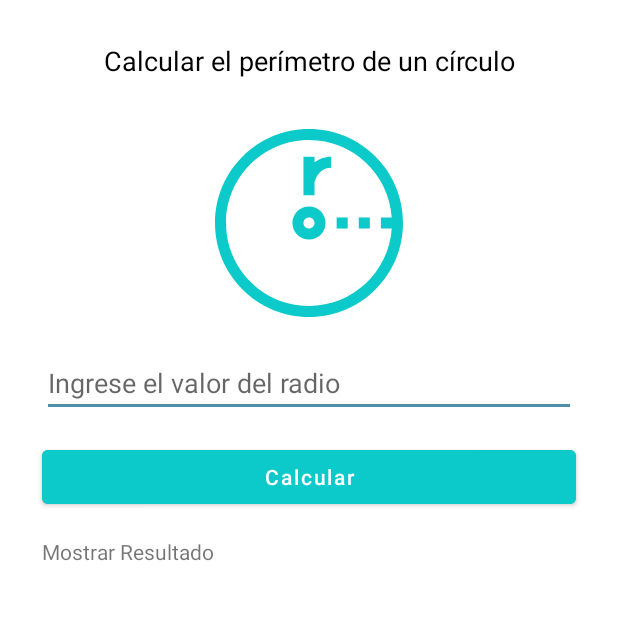
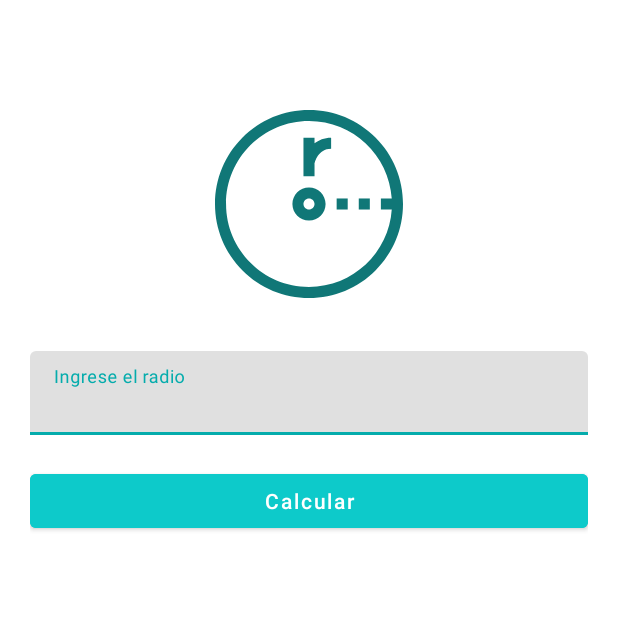
Before and after one commit to Moviles-Udea-2020-1/Practica420201, an Android app: the fragment PerimetrocirculoFragment shown on its own in the app's theme, on a phone screen of 412 x 824 dp, the top half of it. Run offline under Robolectric (Android 15) with nearby library versions, the light colour scheme and no system bars.

Commit message:
Perimetro circulo terminado

```diff
--- a/app/src/main/res/drawable/ic_radio.xml
+++ b/app/src/main/res/drawable/ic_radio.xml
@@ -4,18 +4,18 @@
     android:viewportWidth="510"
     android:viewportHeight="510">
   <path
-      android:fillColor="#0DCACA"
+      android:fillColor="@color/colorPrimaryDark"
       android:pathData="m435.313,74.688c-48.165,-48.164 -112.2,-74.688 -180.313,-74.688s-132.149,26.524 -180.312,74.688c-48.164,48.163 -74.688,112.199 -74.688,180.312s26.524,132.149 74.688,180.313c48.163,48.163 112.199,74.687 180.312,74.687s132.148,-26.524 180.313,-74.688c48.163,-48.163 74.687,-112.199 74.687,-180.312s-26.524,-132.149 -74.687,-180.312zM255,480c-124.065,0 -225,-100.935 -225,-225s100.935,-225 225,-225c119.023,0 216.741,92.902 224.488,210h-29.488v30h29.488c-7.747,117.098 -105.465,210 -224.488,210z"/>
   <path
-      android:fillColor="#0DCACA"
+      android:fillColor="@color/colorPrimaryDark"
       android:pathData="m255,210c-24.813,0 -45,20.186 -45,45s20.187,45 45,45c24.814,0 45,-20.186 45,-45s-20.186,-45 -45,-45zM255,270c-8.271,0 -15,-6.728 -15,-15 0,-8.271 6.729,-15 15,-15 8.272,0 15,6.729 15,15 0,8.272 -6.728,15 -15,15z"/>
   <path
-      android:fillColor="#0DCACA"
+      android:fillColor="@color/colorPrimaryDark"
       android:pathData="m330,240h30v30h-30z"/>
   <path
-      android:fillColor="#0DCACA"
+      android:fillColor="@color/colorPrimaryDark"
       android:pathData="m390,240h30v30h-30z"/>
   <path
-      android:fillColor="#0DCACA"
+      android:fillColor="@color/colorPrimaryDark"
       android:pathData="m270,75h-30v105h30v-32.754c0,-5.018 9.502,-42.246 45,-42.246v-30c-18.793,0 -33.641,6.314 -45,15.422z"/>
 </vector>
--- a/app/src/main/res/layout/fragment_area_paralelogramo.xml
+++ b/app/src/main/res/layout/fragment_area_paralelogramo.xml
@@ -6,15 +6,6 @@
     android:orientation="vertical"
     tools:context=".fragments.AreaParalelogramoFragment">
 
-
-    <TextView
-        android:id="@+id/textView"
-        android:layout_width="match_parent"
-        android:layout_height="wrap_content"
-        android:layout_marginTop="10sp"
-        android:text="@string/titulo1"
-        android:textSize="30sp"
-        android:textStyle="bold" />
 
     <com.google.android.material.textfield.TextInputLayout
         android:id="@+id/lado1_edit_text_layout"
--- a/app/src/main/res/layout/fragment_perimetrocirculo.xml
+++ b/app/src/main/res/layout/fragment_perimetrocirculo.xml
@@ -1,5 +1,5 @@
 <?xml version="1.0" encoding="utf-8"?>
-<androidx.constraintlayout.widget.ConstraintLayout xmlns:android="http://schemas.android.com/apk/res/android"
+<LinearLayout xmlns:android="http://schemas.android.com/apk/res/android"
     xmlns:app="http://schemas.android.com/apk/res-auto"
     xmlns:tools="http://schemas.android.com/tools"
     android:layout_width="match_parent"
@@ -8,70 +8,43 @@
     android:padding="20dp"
     tools:context=".fragments.PerimetrocirculoFragment">
 
-    <TextView
-        android:id="@+id/titulo_textView"
-        android:layout_width="0dp"
-        android:layout_height="wrap_content"
-        android:layout_marginStart="8dp"
-        android:layout_marginTop="8dp"
-        android:layout_marginEnd="8dp"
-        android:gravity="center"
-        android:text="@string/perimetroCirculo"
-        android:textColor="@color/design_default_color_on_secondary"
-        android:textSize="18sp"
-        app:layout_constraintEnd_toEndOf="parent"
-        app:layout_constraintStart_toStartOf="parent"
-        app:layout_constraintTop_toTopOf="parent" />
+    <ImageView
+        android:id="@+id/circuloPerimetro_img"
+        android:layout_width="125dp"
+        android:layout_height="136dp"
+        android:layout_gravity="center"
+        android:layout_marginTop="48dp"
+        android:layout_marginBottom="30dp"
+        android:src="@drawable/ic_radio" />
+
+    <com.google.android.material.textfield.TextInputLayout
+        android:layout_width="match_parent"
+        android:layout_height="wrap_content">
+
+        <com.google.android.material.textfield.TextInputEditText
+            android:id="@+id/valorRadio"
+            android:layout_width="match_parent"
+            android:layout_height="wrap_content"
+            android:hint="@string/ingresarRadio" />
+    </com.google.android.material.textfield.TextInputLayout>
 
     <Button
         android:id="@+id/calcularPerimetroCir_button"
-        android:layout_width="0dp"
+        android:layout_width="match_parent"
         android:layout_height="wrap_content"
-        android:layout_marginStart="8dp"
-        android:layout_marginTop="16dp"
-        android:layout_marginEnd="8dp"
+        android:layout_marginTop="20dp"
         android:backgroundTint="#0DCACA"
         android:text="@string/calcularPerimetroCir"
         android:textAllCaps="false"
         android:textColor="#FFFFFF"
-        android:textColorHighlight="#FFFFFF"
-        app:layout_constraintEnd_toEndOf="parent"
-        app:layout_constraintStart_toStartOf="parent"
-        app:layout_constraintTop_toBottomOf="@+id/valorRadio" />
+        android:textColorHighlight="#FFFFFF" />
 
     <TextView
         android:id="@+id/resultado_textView"
-        android:layout_width="0dp"
-        android:layout_height="wrap_content"
-        android:layout_marginStart="8dp"
-        android:layout_marginTop="16dp"
-        android:layout_marginEnd="8dp"
-        android:text="@string/resultado"
-        app:layout_constraintEnd_toEndOf="parent"
-        app:layout_constraintStart_toStartOf="parent"
-        app:layout_constraintTop_toBottomOf="@+id/calcularPerimetroCir_button" />
-
-    <ImageView
-        android:id="@+id/circuloPerimetro_img"
-        android:layout_width="125dp"
-        android:layout_height="136dp"
-        android:layout_marginTop="28dp"
-        android:contentDescription="@string/perimetroCirImg"
-        android:src="@drawable/ic_radio"
-        app:layout_constraintEnd_toEndOf="parent"
-        app:layout_constraintStart_toStartOf="parent"
-        app:layout_constraintTop_toBottomOf="@+id/titulo_textView" />
-
-    <com.google.android.material.textfield.TextInputEditText
-        android:id="@+id/valorRadio"
         android:layout_width="match_parent"
         android:layout_height="wrap_content"
-        android:layout_marginStart="8dp"
-        android:layout_marginTop="16dp"
-        android:layout_marginEnd="8dp"
-        android:hint="@string/valorRadio"
-        app:layout_constraintEnd_toEndOf="parent"
-        app:layout_constraintStart_toStartOf="parent"
-        app:layout_constraintTop_toBottomOf="@+id/circuloPerimetro_img" />
+        android:layout_marginTop="10dp"
+        android:text="@string/resultadoCirculo" />
 
-</androidx.constraintlayout.widget.ConstraintLayout>
+
+</LinearLayout>
--- a/app/src/main/res/values/strings.xml
+++ b/app/src/main/res/values/strings.xml
@@ -1,6 +1,11 @@
 <resources>
     <string name="app_name">Practica420201</string>
-    <string name="hello_blank_fragment">Hello blank fragment</string>
+    <string name="titulo">Calcular area del paralelogramo</string>
+    <string name="lado1">Lado 1</string>
+    <string name="lado2">Lado 2</string>
+    <string name="calularArea">Calcular área</string>
+    <string name="angulo">Ángulo</string>
+    <string name="titulo1">Área del paralelogramo</string>
     <string name="perimetro_rectangulo">Perímetro de un rectángulo</string>
     <string name="ingresebase">Ingrese el valor de la base en cm</string>
     <string name="base">Base del rectángulo</string>
@@ -18,7 +23,7 @@
     <string name="calculo">Calcular</string>
     <string name="perimetroCirculo">Calcular el perímetro de un círculo</string>
     <string name="ingresarRadio">Ingrese el radio</string>
-    <string name="valorRadio">Ingrese el valor del radio</string>
+    <string name="valorRadio" />
     <string name="calcularPerimetroCir">Calcular</string>
     <string name="lado_a">a</string>
     <string name="lado_b">b</string>
@@ -28,6 +33,7 @@
     <string name="altura_triangulo">Altura del Triángulo</string>
     <string name="calcular_area_triangulo_button">Calcular Área</string>
     <string name="image_description">Partes del triangulo</string>
+    <string name="hello_blank_fragment">Hello blank fragment</string>
     <string name="ladouno">Valor del lado uno</string>
     <string name="lado_dos">Valor del  lado dos</string>
     <string name="lado_tres">Valor del lado tres</string>
@@ -81,5 +87,4 @@
     <string name="valor">"Ingrese valor "</string>
     <string name="perimetro_cuadrado">Perímetro Cuadrado</string>
     <string name="resultadoCirculo" />
-    <string name="perimetroCirImg">perimetroCirculo</string>
 </resources>
```
